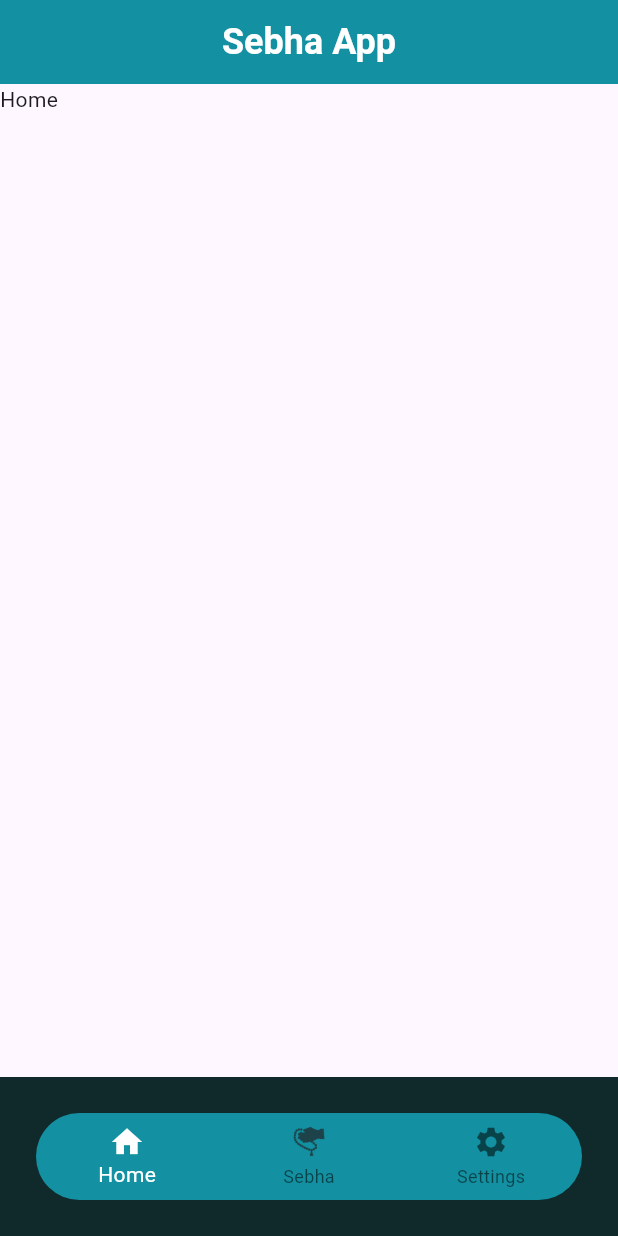
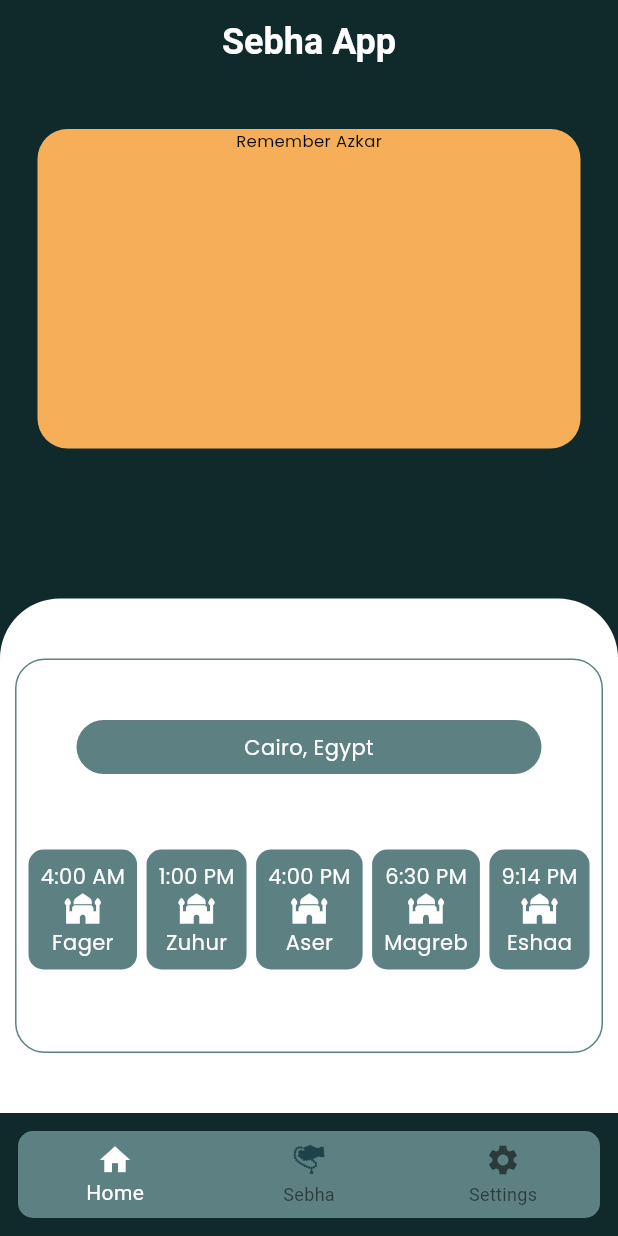
Before and after one commit to ali72-20/zak-er, a Flutter app: the screen it shows after launch, on a phone screen of 412 x 824 dp. Run offline on Flutter 3.47's test engine with Material 3 defaults, Android fonts, the phone set to English and light mode, and no system bars; our stand-ins replace animated_bottom_navigation_bar.

Commit message:
+ salah time + salah location

```diff
--- /dev/null
+++ b/lib/Models/AzkarComp.dart
@@ -0,0 +1,22 @@
+import 'package:flutter/cupertino.dart';
+import 'package:flutter/material.dart';
+
+class AzkarComp extends StatelessWidget {
+  const AzkarComp({super.key});
+
+  @override
+  Widget build(BuildContext context) {
+    return const Column(
+      children: [
+        Text(
+          "Remember Azkar",
+          style: TextStyle(
+            color: Colors.black,
+            fontFamily: 'Poppins',
+            fontSize: 11,
+          ),
+        ),
+      ],
+    );
+  }
+}
--- /dev/null
+++ b/lib/Models/SalahTime.dart
@@ -0,0 +1,62 @@
+import 'package:flutter/cupertino.dart';
+import 'package:flutter/material.dart';
+import 'package:sebha/Models/SalahTimeComponent.dart';
+
+class Salahtime extends StatefulWidget {
+  const Salahtime({super.key});
+
+  @override
+  State<Salahtime> createState() => _SalahtimeState();
+}
+
+class _SalahtimeState extends State<Salahtime> {
+  @override
+  Widget build(BuildContext context) {
+    return Container(
+      margin: EdgeInsets.only(top: 40,right: 10,left: 10,bottom: 40),
+      decoration: BoxDecoration(
+        borderRadius: BorderRadius.circular(20),
+        border: Border.all(color: const Color(0xff5D8082),),
+      ),
+      child: Column(
+        mainAxisAlignment: MainAxisAlignment.center,
+        children: [
+          Container(
+            margin: EdgeInsets.all(40),
+            alignment: Alignment.topCenter,
+            decoration: BoxDecoration(
+                color: const Color(0xff5D8082),
+                borderRadius: BorderRadius.circular(20),),
+            child: const Padding(
+              padding: const EdgeInsets.all(8.0),
+              child: const Text(
+                "Cairo, Egypt",
+                style: TextStyle(
+                    fontFamily: 'Poppins', color: Colors.white),
+              ),
+            ),
+          ),
+          Spacer(
+            flex: 1,
+          ),
+          Padding(
+            padding: const EdgeInsets.all(8.0),
+            child: Row(
+              mainAxisAlignment: MainAxisAlignment.spaceBetween,
+              children: [
+                salahTimeComp(SalahTime: '4:00 AM', SalahName: 'Fager'),
+                salahTimeComp(SalahTime: '1:00 PM', SalahName: 'Zuhur'),
+                salahTimeComp(SalahTime: '4:00 PM', SalahName: 'Aser'),
+                salahTimeComp(SalahTime: '6:30 PM', SalahName: 'Magreb'),
+                salahTimeComp(SalahTime: '9:14 PM', SalahName: 'Eshaa'),
+              ],
+            ),
+          ),
+          Spacer(
+            flex: 20,
+          ),
+        ],
+      ),
+    );
+  }
+}
--- /dev/null
+++ b/lib/Models/SalahTimeComponent.dart
@@ -0,0 +1,39 @@
+import 'package:flutter/cupertino.dart';
+import 'package:flutter/material.dart';
+import 'package:sebha/Models/SalahTime.dart';
+
+class salahTimeComp extends StatelessWidget {
+  salahTimeComp({required this.SalahTime, required this.SalahName});
+
+  String SalahTime;
+  String SalahName;
+
+  @override
+  Widget build(BuildContext context) {
+    return Container(
+      decoration: BoxDecoration(
+        color: const Color(0xff5D8082),
+        borderRadius: BorderRadius.circular(10),
+      ),
+      child: Padding(
+        padding: EdgeInsets.all(8.0),
+        child: Column(
+          children: [
+            Text(
+              '$SalahTime',
+              style:const TextStyle(fontFamily: 'Poppins', color: Colors.white),
+            ),
+           const  Icon(
+              Icons.mosque,
+              color: Colors.white,
+            ),
+            Text(
+              '$SalahName',
+              style: const TextStyle(fontFamily: 'Poppins', color: Colors.white),
+            )
+          ],
+        ),
+      ),
+    );
+  }
+}
--- a/lib/Screens/HomePage.dart
+++ b/lib/Screens/HomePage.dart
@@ -80,20 +80,20 @@ class _BottomNavBarState extends State<Homepage> {
             color: Colors.white,
           ),
         ),
-        backgroundColor: Color(0xff1391A2),
+        backgroundColor: Color(0xff102A2B),
         centerTitle: true,
       ),
       body: body.elementAt(_currentIndex),
       bottomNavigationBar:  Padding(
-        padding: const EdgeInsets.all(24),
+        padding: const EdgeInsets.all(12),
         child: ClipRRect(
-          borderRadius: BorderRadius.all(
-           Radius.circular(30.0)
+          borderRadius: const BorderRadius.all(
+           Radius.circular(10)
           ),
           child: BottomNavigationBar(
             iconSize: 24,
             selectedItemColor: Colors.white,
-            backgroundColor: Color(0xff1391A2),
+            backgroundColor: Color(0xff5D8082),
             currentIndex: _currentIndex,
             onTap: onItemTap,
             items: SelectedList(),
--- a/lib/Screens/home.dart
+++ b/lib/Screens/home.dart
@@ -1,7 +1,10 @@
 import 'package:animated_bottom_navigation_bar/animated_bottom_navigation_bar.dart';
 import 'package:flutter/cupertino.dart';
 import 'package:flutter/material.dart';
+import 'package:flutter/widgets.dart';
+import 'package:sebha/Models/SalahTime.dart';
 
+import '../Models/AzkarComp.dart';
 import 'HomePage.dart';
 
 class home extends StatelessWidget {
@@ -10,7 +13,40 @@ class home extends StatelessWidget {
   @override
   Widget build(BuildContext context) {
     return Scaffold(
-      body:  Text("Home")
+      backgroundColor: Color(0xff102A2B),
+      body: Column(
+        mainAxisAlignment: MainAxisAlignment.center,
+        children: [
+          Expanded(
+            child: Container(
+              width: double.infinity,
+              margin:
+                  EdgeInsets.only(left: 25, right: 25, top: 30, bottom: 100),
+              decoration: const BoxDecoration(
+                color: Color(0xffF6AF58),
+                borderRadius: BorderRadius.all(
+                  Radius.circular(20),
+                ),
+              ),
+              child: AzkarComp(),
+            ),
+          ),
+          Expanded(
+            flex: 1,
+            child: Container(
+              width: double.infinity,
+              decoration: const BoxDecoration(
+                color: Colors.white,
+                borderRadius: BorderRadius.only(
+                  topLeft: Radius.circular(40),
+                  topRight: Radius.circular(40),
+                ),
+              ),
+              child: Salahtime(),
+            ),
+          ),
+        ],
+      ),
     );
   }
 }
--- a/lib/Screens/sebha.dart
+++ b/lib/Screens/sebha.dart
@@ -15,11 +15,14 @@ List<String> Azkar = [
   'لا اله الا الله',
   'الله اكبر'
 ];
+
 int currentZekr = 0;
+
 class _sebhaState extends State<sebha> {
   @override
   Widget build(BuildContext context) {
     return Scaffold(
+      extendBodyBehindAppBar: true,
       backgroundColor: Color(0xff102A2B),
       body: Center(
         child: Column(
@@ -28,17 +31,14 @@ class _sebhaState extends State<sebha> {
               padding: const EdgeInsets.only(top: 16),
               child: Text(
                 Azkar[currentZekr],
-                style: TextStyle(
-                  color: Colors.white,
-                  fontSize: 48,
-                  fontFamily: 'Reem'
-                ),
+                style: const TextStyle(
+                    color: Colors.white, fontSize: 48, fontFamily: 'Reem'),
               ),
             ),
-            Spacer(
+           const Spacer(
               flex: 1,
             ),
-            Text(
+            const Text(
               "Tasbih counter",
               style: TextStyle(
                   color: Colors.white,
@@ -50,7 +50,7 @@ class _sebhaState extends State<sebha> {
               padding: const EdgeInsets.only(top: 12),
               child: Text(
                 "$counter",
-                style: TextStyle(
+                style: const TextStyle(
                     color: Color(
                       0xffF6AF58,
                     ),
@@ -59,20 +59,21 @@ class _sebhaState extends State<sebha> {
                     fontWeight: FontWeight.bold),
               ),
             ),
-            Spacer(
+          const Spacer(
               flex: 1,
             ),
             GestureDetector(
               onTap: () {
-                setState(() {
-                  counter++;
-                  if(counter == 34){
-                    counter = 0;
-                    currentZekr++;
-                    if(currentZekr == Azkar.length)
-                      currentZekr = 0;
-                  }
-                });
+                if (counter == 33) {
+                  counter = -1;
+                  currentZekr++;
+                  if (currentZekr == Azkar.length) currentZekr = 0;
+                }
+                setState(
+                  () {
+                    counter++;
+                  },
+                );
               },
               child: Image.asset(
                 'assets/images/beads.png',
@@ -89,16 +90,18 @@ class _sebhaState extends State<sebha> {
                   currentZekr = 0;
                 });
               },
-              child: Text(
+              child: const Text(
                 "Reset",
-                style: TextStyle(fontFamily: 'Poppins', color: Colors.white),
+                style: const TextStyle(fontFamily: 'Poppins', color: Colors.white),
               ),
               style: ElevatedButton.styleFrom(
-                backgroundColor: Color(0xff1391A2),
+                backgroundColor: const Color(0xff5D8082),
                 elevation: 24,
-
               ),
             ),
+            Spacer(
+              flex: 1,
+            )
           ],
         ),
       ),
--- a/lib/Screens/settings.dart
+++ b/lib/Screens/settings.dart
@@ -8,7 +8,8 @@ class settings extends StatelessWidget {
   @override
   Widget build(BuildContext context) {
     return Scaffold(
-      body: Text("Settings"),
+      backgroundColor: const Color(0xff102A2B),
+      body: Text("Setteng"),
     );
   }
 }
```
